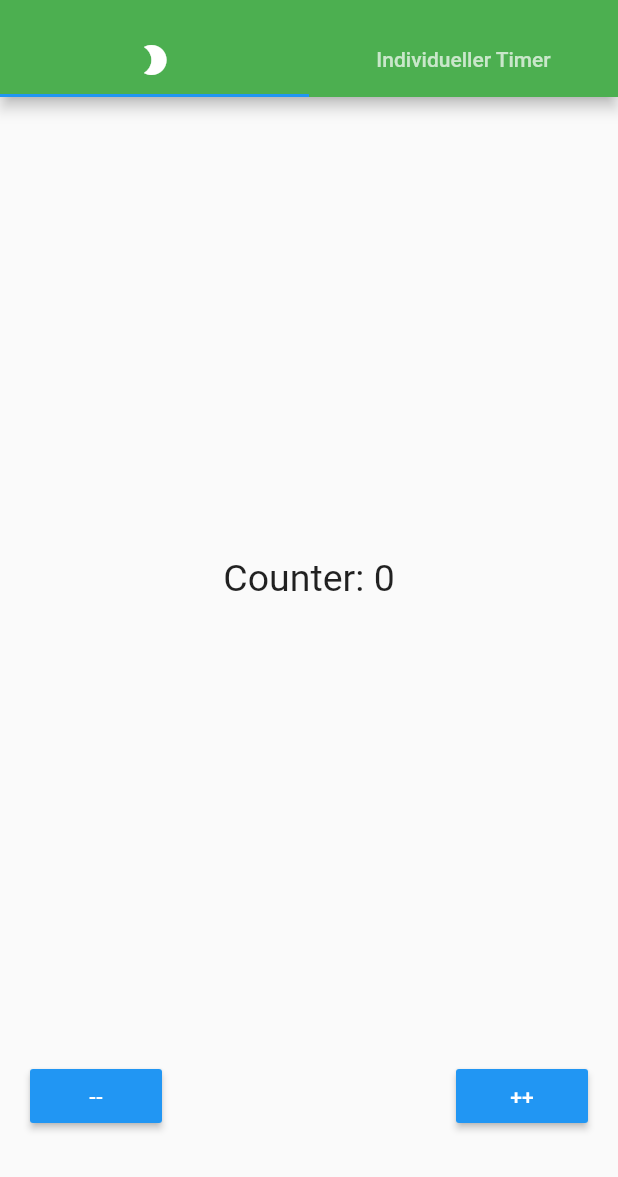
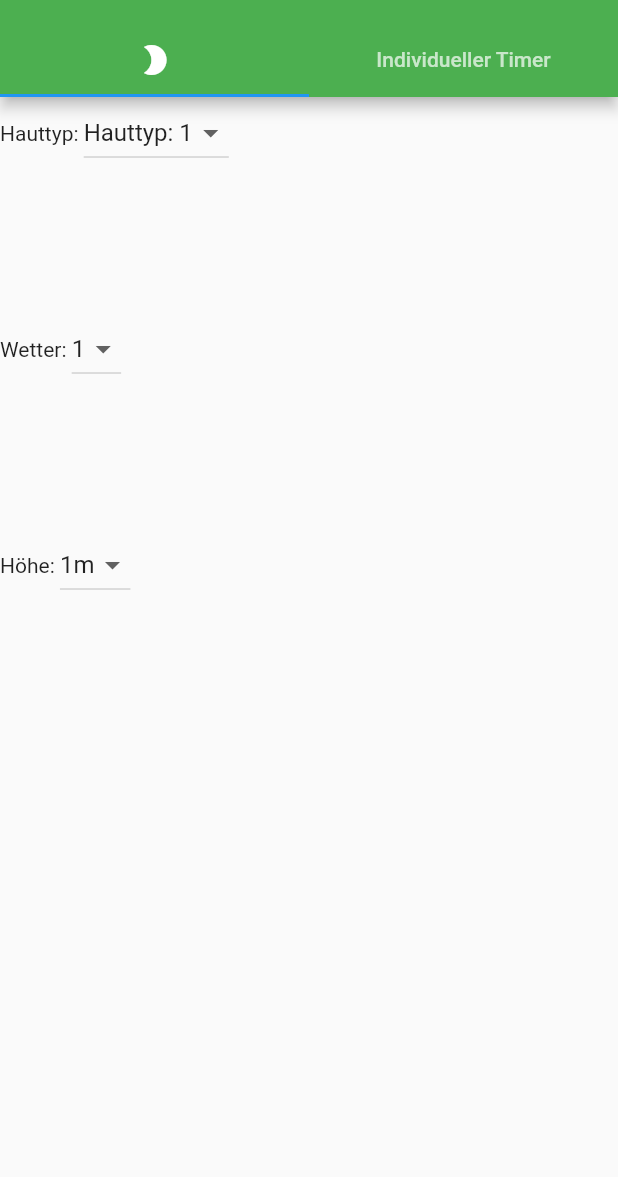
Before and after one commit to koehlerfelix/Wearable, a Flutter app: the screen it shows after launch, on a phone screen of 412 x 824 dp, the part 59-1236 px from its top. Run offline on Flutter 3.47's test engine with Material 2 defaults, Android fonts, the phone set to English and light mode, and no system bars.

Commit message:
new classes for ordering

```diff
--- /dev/null
+++ b/lib/calculator/dropdown.dart
@@ -0,0 +1,94 @@
+import 'package:flutter/material.dart';
+
+class HauttypButton extends StatefulWidget {
+  @override
+  _State createState() => new _State();
+}
+class _State extends State<HauttypButton> {
+
+  String _value = null;
+  List<String> _values = new List<String>();
+
+  @override
+  void initState() {
+    _values.addAll(["1", "2", "3"]);
+    _value = _values.elementAt(0);
+  }
+
+  void _onChanged(String value) {
+    setState(() {
+      _value = value;
+    });
+  }
+
+  Widget build(BuildContext context) {
+    return new Center(
+        child: new Column(
+          mainAxisAlignment: MainAxisAlignment.spaceBetween,
+          children: <Widget>[
+            new Row(
+                children: <Widget>[
+                  new Text("Hauttyp: "),
+                  new DropdownButton(
+                    value: _value,
+                    items: _values.map((String value){
+                      return new DropdownMenuItem(
+                        value: value,
+                        child: new Row(
+                            children: <Widget>[
+                              new Text("Hauttyp: ${value}")
+                            ]
+                        ),
+                      );
+                    }).toList(),
+                    onChanged: (String value){_onChanged(value);},
+                  ),
+                ]
+            ),
+            new Row(
+                children: <Widget>[
+                  new Text("Wetter: "),
+                  new DropdownButton(
+                    value: _value,
+                    items: _values.map((String value){
+                      return new DropdownMenuItem(
+                        value: value,
+                        child: new Row(
+                            children: <Widget>[
+                              new Text("${value}")
+                            ]
+                        ),
+                      );
+                    }).toList(),
+                    onChanged: (String value){_onChanged(value);},
+                  ),
+                ]
+            ),
+            new Row(
+                children: <Widget>[
+                  new Text("Höhe: "),
+                  new DropdownButton(
+                    value: _value,
+                    items: _values.map((String value){
+                      return new DropdownMenuItem(
+                        value: value,
+                        child: new Row(
+                            children: <Widget>[
+                              new Text("${value}m")
+                            ]
+                        ),
+                      );
+                    }).toList(),
+                    onChanged: (String value){_onChanged(value);},
+                  ),
+                ]
+            ),
+            new Row(),
+            new Row(),
+            new Row(),
+            new Row(),
+          ],
+        ));
+
+  }
+}
--- a/lib/main.dart
+++ b/lib/main.dart
@@ -1,5 +1,7 @@
 import 'package:flutter/material.dart';
-import 'package:flutter_blue/flutter_blue.dart';
+import 'package:day_time_app/individual/counter.dart';
+import 'package:day_time_app/calculator/dropdown.dart';
+//import 'package:flutter_blue/flutter_blue.dart';
 
 void main() => runApp(MaterialApp(
   title: 'UV-meassure',
@@ -33,96 +35,9 @@ class MyTabBarView extends StatelessWidget {
   Widget build(BuildContext context) {
     return new TabBarView(
       children: <Widget>[
+        new HauttypButton(),
         new Counter(),
-        new OverViewList(),
       ],
     );
   }
 }
-
-class Counter extends StatefulWidget {
-  @override
-  _CounterState createState() => _CounterState();
-}
-
-class _CounterState extends State<Counter>
-    with AutomaticKeepAliveClientMixin<Counter> {
-  int _counter = 0;
-
-  void _increment() {
-    setState(() {
-      ++_counter;
-    });
-  }
-
-  void _decrement() {
-    setState(() {
-      --_counter;
-    });
-  }
-
-  @override
-  Widget build(BuildContext context) {
-    return new Center(
-        child: new Column(
-          mainAxisAlignment: MainAxisAlignment.spaceBetween,
-          children: <Widget>[
-            new Row(),
-            new CounterDisplay(count: _counter),
-            new Padding(
-              padding: const EdgeInsets.fromLTRB(20.0, 0.0, 20.0, 30.0),
-              child: Row(
-                  mainAxisAlignment: MainAxisAlignment.spaceBetween,
-                  children: <Widget>[
-                    new ChangeCounterButton(upDown: "--", onPressed: _decrement),
-                    new ChangeCounterButton(upDown: "++", onPressed: _increment),
-                  ]),
-            ),
-          ],
-        ));
-  }
-
-  @override
-  bool get wantKeepAlive => true;
-}
-
-class CounterDisplay extends StatelessWidget {
-
-  final int count;
-
-  //Konstruktor mit named Parameter
-  CounterDisplay({this.count});
-
-  @override
-  Widget build(BuildContext context) {
-    return Text(
-      'Counter: $count',
-      style: TextStyle(fontSize: 25.0),
-    );
-  }
-}
-
-class ChangeCounterButton extends StatelessWidget {
-
-  final VoidCallback onPressed;
-  final String upDown;
-
-  //Konstruktor mit named Parameter
-  ChangeCounterButton({this.upDown, this.onPressed});
-
-  @override
-  Widget build(BuildContext context) {
-    return RaisedButton(
-      color: Theme.of(context).accentColor,
-      onPressed: onPressed,
-      child: new Text(upDown, style: TextStyle(color: Colors.white)),
-    );
-  }
-}
-
-
-class OverViewList extends StatelessWidget{
-  Widget build(BuildContext context) {
-    return new Text("Anzahl Vibrationen               Helligkeit");
-  }
-}
--- a/pubspec.yaml
+++ b/pubspec.yaml
@@ -13,7 +13,7 @@ environment:
   sdk: ">=2.0.0-dev.68.0 <3.0.0"
 
 dependencies:
-  flutter_blue: ^0.5.0
+  #flutter_blue: ^0.5.0
   flutter:
     sdk: flutter
 
```
Also changed, not shown: lib/individual/counter.dart (added, +81 -0 lines), lib/calculator/calculationWindow.dart (added).
